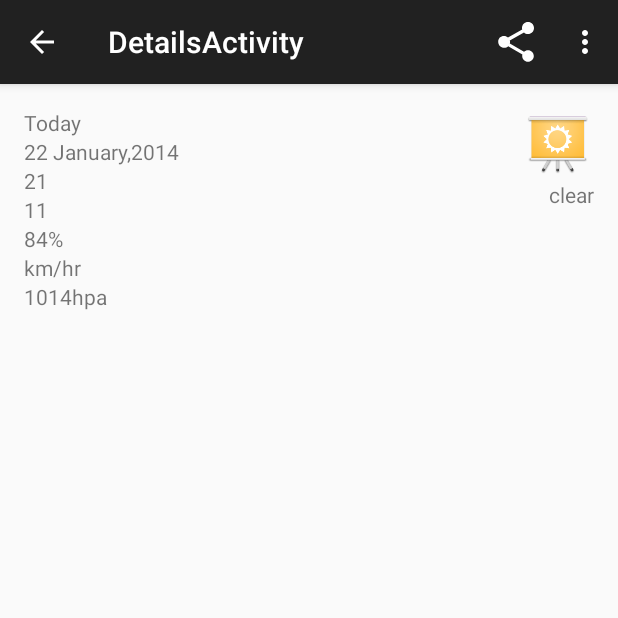
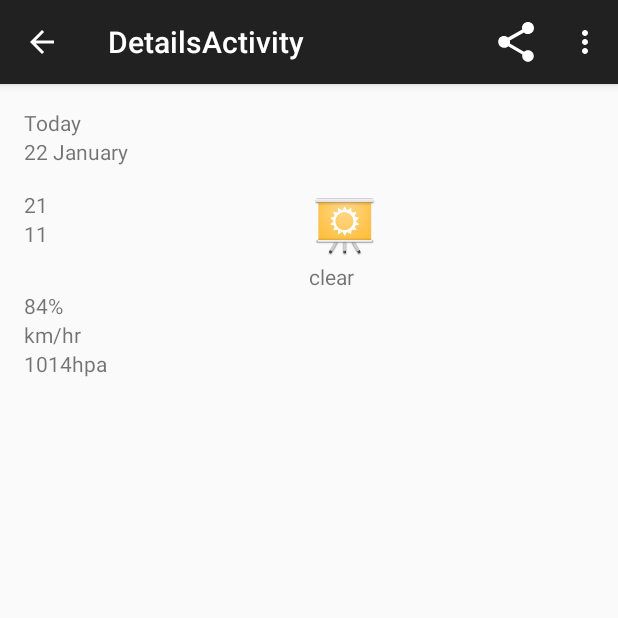
Before and after one commit to muriukimichael/Sunshine, an Android app: the DetailFragment screen opened directly, with no data from a screen before it, on a phone screen of 412 x 824 dp, the top half of it. Run offline under Robolectric (Android 15) with nearby library versions, the phone set to English and light mode, and no system bars; 1 statement that could not run was skipped.

Commit message:
Build Responsive UI-Redo detail_fragment UI

```diff
--- a/app/src/main/res/layout/fragment_details.xml
+++ b/app/src/main/res/layout/fragment_details.xml
@@ -3,40 +3,38 @@
     android:layout_width="match_parent"
     android:layout_height="match_parent">
 
-
     <LinearLayout
         android:layout_width="match_parent"
         android:layout_height="match_parent"
         android:orientation="vertical"
-        android:paddingBottom="@dimen/activity_vertical_margin"
-        android:paddingLeft="@dimen/activity_horizontal_margin"
-        android:paddingRight="@dimen/activity_horizontal_margin"
-        android:paddingTop="@dimen/activity_vertical_margin"
+        android:padding="@dimen/activity_vertical_margin"
         tools:context="com.pixelimpressions.www.sunshine.DetailsActivity$PlaceholderFragment">
 
+        <TextView
+            android:id="@+id/details_tv_date"
+            android:layout_width="wrap_content"
+            android:layout_height="wrap_content"
+            android:text="Today" />
+
+        <TextView
+            android:id="@+id/details_tv_date_month_day"
+            android:layout_width="wrap_content"
+            android:layout_height="wrap_content"
+            android:text="22 January" />
 
         <LinearLayout
             android:layout_width="match_parent"
             android:layout_height="wrap_content"
+            android:layout_marginTop="16dp"
             android:orientation="horizontal">
+
 
             <LinearLayout
                 android:layout_width="0dp"
                 android:layout_height="wrap_content"
+                android:layout_gravity="center_horizontal"
                 android:layout_weight="1"
                 android:orientation="vertical">
-
-                <TextView
-                    android:id="@+id/details_tv_date"
-                    android:layout_width="wrap_content"
-                    android:layout_height="wrap_content"
-                    android:text="Today" />
-
-                <TextView
-                    android:id="@+id/details_tv_date_month_day"
-                    android:layout_width="wrap_content"
-                    android:layout_height="wrap_content"
-                    android:text="22 January,2014" />
 
                 <TextView
                     android:id="@+id/details_tv_high"
@@ -52,11 +50,12 @@
 
             </LinearLayout>
 
+
             <LinearLayout
                 android:layout_width="0dp"
                 android:layout_height="wrap_content"
+                android:layout_gravity="center_horizontal"
                 android:layout_weight="1"
-                android:gravity="end"
                 android:orientation="vertical">
 
                 <ImageView
```
